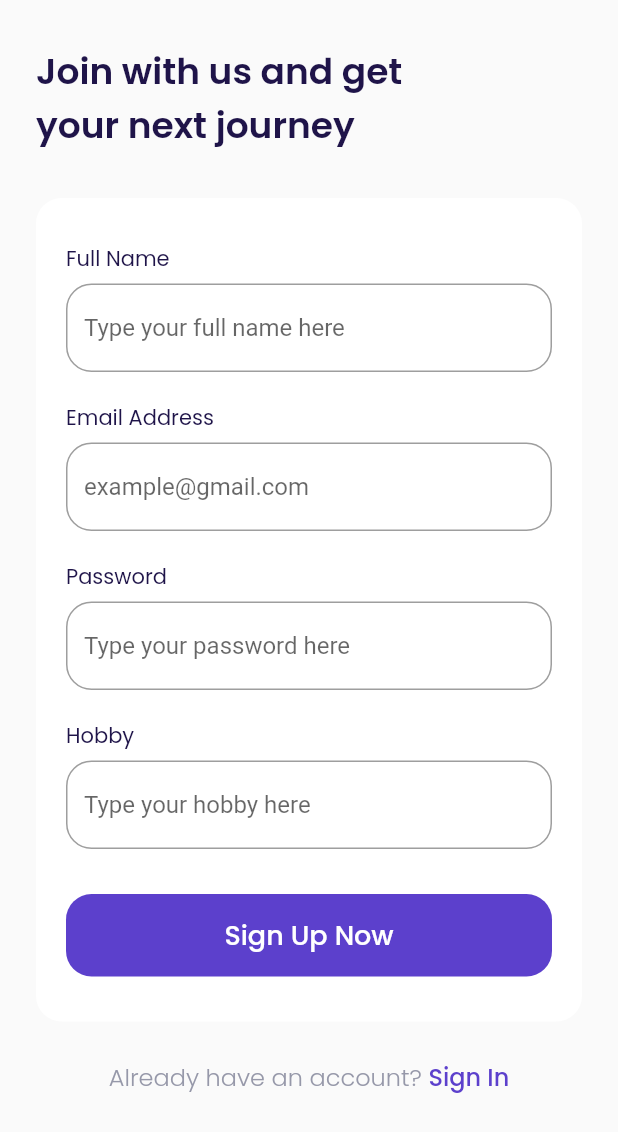
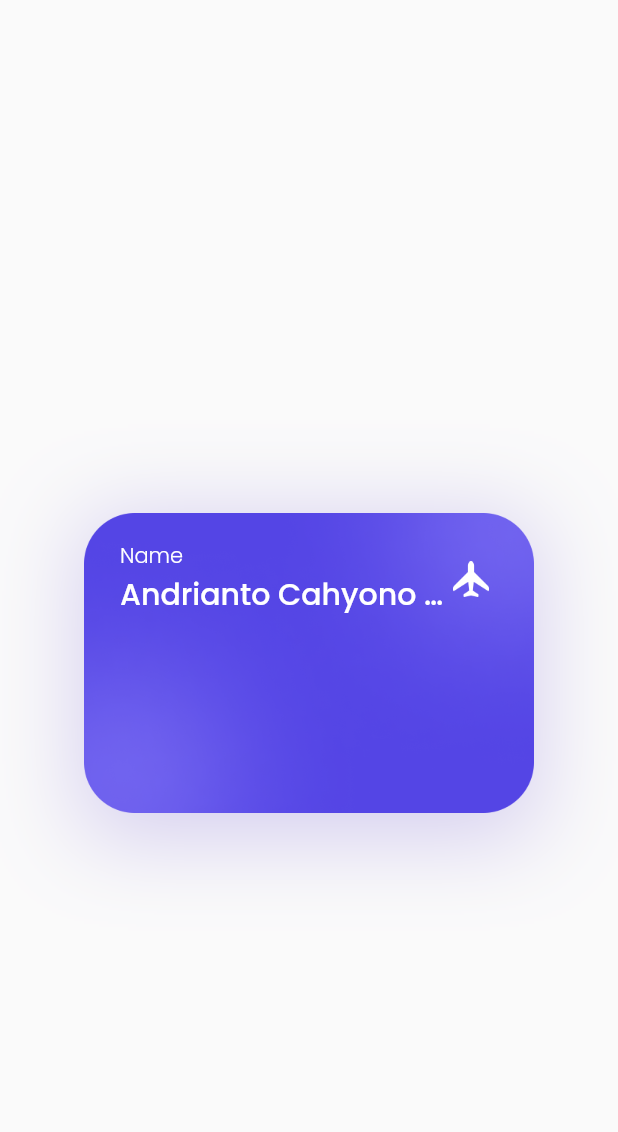
Before and after one commit to heyaender/flutter-flyon-airplane, a Flutter app: the SignUpPage screen opened by its route, after a tap on "Sign Up Now", on a phone screen of 412 x 824 dp. Shown: the top 1132 px of the screen. Run offline on Flutter 3.47's test engine with Material 2 defaults, Android fonts, the light colour scheme and no system bars; our stand-ins replace google_fonts.

Commit message:
Slicing Bonus Card - Section 1

```diff
--- a/lib/main.dart
+++ b/lib/main.dart
@@ -1,6 +1,7 @@
 // ignore_for_file: prefer_const_constructors
 
 import 'package:flutter/material.dart';
+import 'package:flyon_airplane_app/ui/pages/bonus_page.dart';
 import 'package:flyon_airplane_app/ui/pages/getstarted_page.dart';
 import 'package:flyon_airplane_app/ui/pages/signin_page.dart';
 import 'package:flyon_airplane_app/ui/pages/signup_page.dart';
@@ -20,6 +21,7 @@ class MyApp extends StatelessWidget {
         '/getstarted': (context) => GetStarted(),
         '/signup': (context) => SignUpPage(),
         '/signin': (context) => SignInPages(),
+        '/bonus': (context) => BonusPage(),
       },
     );
   }
--- /dev/null
+++ b/lib/ui/pages/bonus_page.dart
@@ -0,0 +1,94 @@
+// ignore_for_file: prefer_const_constructors
+
+import 'package:flutter/material.dart';
+import 'package:flyon_airplane_app/shared/theme.dart';
+
+class BonusPage extends StatelessWidget {
+  const BonusPage({Key? key}) : super(key: key);
+
+  @override
+  Widget build(BuildContext context) {
+    Widget cardBonus() {
+      return Container(
+        margin: EdgeInsets.only(
+          top: 151,
+          bottom: 91,
+        ),
+        padding: EdgeInsets.all(
+          defaultmargin,
+        ),
+        height: 211,
+        width: 300,
+        decoration: BoxDecoration(
+            image: DecorationImage(
+              image: AssetImage(
+                'assets/images/image_wallet.png',
+              ),
+            ),
+            boxShadow: [
+              BoxShadow(
+                  color: purpleColor.withOpacity(0.25),
+                  blurRadius: 50,
+                  offset: Offset(0, 10))
+            ]),
+        child: Column(
+          children: [
+            Row(
+              children: [
+                // Expanded ditambahkan agar text tidak overflow ke logo, dan ketika text nama menjadi panjang maka text akan ke bawah
+                Expanded(
+                  child: Column(
+                    crossAxisAlignment: CrossAxisAlignment.start,
+                    children: [
+                      Text(
+                        'Name',
+                        style: whiteText.copyWith(
+                          fontSize: 14,
+                          fontWeight: light,
+                        ),
+                      ),
+                      Text(
+                        'Andrianto Cahyono Putro',
+                        style: whiteText.copyWith(
+                          fontSize: 20,
+                          fontWeight: medium,
+                          overflow: TextOverflow.ellipsis,
+                        ),
+                      ),
+                    ],
+                  ),
+                ),
+                Container(
+                  margin: EdgeInsets.only(
+                    right: 6,
+                  ),
+                  width: 24,
+                  height: 24,
+                  decoration: BoxDecoration(
+                    image: DecorationImage(
+                      image: AssetImage(
+                        'assets/images/image_logo.png',
+                      ),
+                    ),
+                  ),
+                )
+              ],
+            ),
+          ],
+        ),
+      );
+    }
+
+    return Scaffold(
+      backgroundColor: whiteCloudColor,
+      body: Center(
+        child: Column(
+          mainAxisAlignment: MainAxisAlignment.center,
+          children: [
+            cardBonus(),
+          ],
+        ),
+      ),
+    );
+  }
+}
--- a/lib/ui/pages/signup_page.dart
+++ b/lib/ui/pages/signup_page.dart
@@ -22,7 +22,7 @@ class SignUpPage extends StatelessWidget {
     );
   }
 
-  Widget formSection() {
+  Widget formSection(BuildContext context) {
     Widget nameInput() {
       return Container(
         margin: EdgeInsets.only(
@@ -192,12 +192,14 @@ class SignUpPage extends StatelessWidget {
       );
     }
 
-    Widget signupButton() {
+    Widget signupButton(BuildContext context) {
       return SizedBox(
         width: double.infinity,
         height: 55,
         child: TextButton(
-          onPressed: () {},
+          onPressed: () {
+            Navigator.pushNamed(context, '/bonus');
+          },
           style: TextButton.styleFrom(
             backgroundColor: purpleColor,
             shape: RoundedRectangleBorder(
@@ -237,7 +239,7 @@ class SignUpPage extends StatelessWidget {
           emailInput(),
           passwordInput(),
           hobbyInput(),
-          signupButton(),
+          signupButton(context),
         ],
       ),
     );
@@ -290,7 +292,7 @@ class SignUpPage extends StatelessWidget {
           ),
           children: [
             title(),
-            formSection(),
+            formSection(context),
             signinTextButton(context),
           ],
         ),
```
